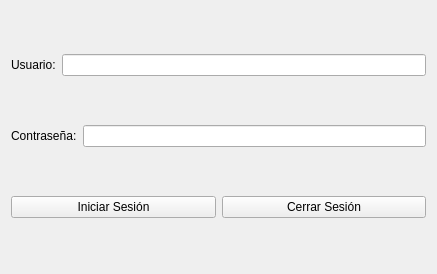
Old version of the form source/mainwindow.ui in the repository hugo19941994/ViajeFacil.
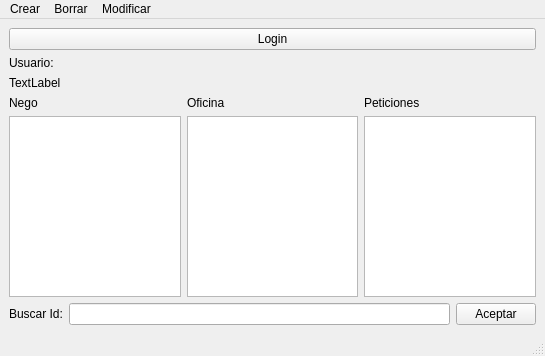
New version of the form.

```diff
--- a/source/mainwindow.ui
+++ b/source/mainwindow.ui
@@ -6,8 +6,8 @@
    <rect>
     <x>0</x>
     <y>0</y>
-    <width>437</width>
-    <height>274</height>
+    <width>545</width>
+    <height>356</height>
    </rect>
   </property>
   <property name="windowTitle">
@@ -16,81 +16,205 @@
   <widget class="QWidget" name="centralWidget">
    <layout class="QHBoxLayout" name="horizontalLayout_4">
     <item>
-     <layout class="QVBoxLayout" name="verticalLayout">
-      <item>
-       <layout class="QHBoxLayout" name="horizontalLayout_2">
-        <item>
-         <widget class="QLabel" name="label">
-          <property name="text">
-           <string>Usuario:</string>
-          </property>
-          <property name="buddy">
-           <cstring>lineEdit_2</cstring>
-          </property>
-         </widget>
-        </item>
-        <item>
-         <widget class="QLineEdit" name="lineEdit_2"/>
-        </item>
-       </layout>
-      </item>
-      <item>
+     <layout class="QGridLayout" name="gridLayout">
+      <item row="2" column="0">
        <layout class="QHBoxLayout" name="horizontalLayout_3">
         <item>
-         <widget class="QLabel" name="label_2">
+         <widget class="QLabel" name="label_6">
           <property name="text">
-           <string>Contraseña:</string>
-          </property>
-          <property name="buddy">
-           <cstring>lineEdit_4</cstring>
+           <string>Buscar Id:</string>
           </property>
          </widget>
         </item>
         <item>
-         <widget class="QLineEdit" name="lineEdit_4">
-          <property name="inputMethodHints">
-           <set>Qt::ImhHiddenText|Qt::ImhNoAutoUppercase|Qt::ImhNoPredictiveText|Qt::ImhSensitiveData</set>
-          </property>
-          <property name="echoMode">
-           <enum>QLineEdit::Password</enum>
-          </property>
-          <property name="clearButtonEnabled">
-           <bool>false</bool>
-          </property>
-         </widget>
+         <widget class="QLineEdit" name="lineEdit"/>
         </item>
-       </layout>
-      </item>
-      <item>
-       <layout class="QHBoxLayout" name="horizontalLayout">
         <item>
          <widget class="QPushButton" name="pushButton">
           <property name="text">
-           <string>Iniciar Sesión</string>
+           <string>Aceptar</string>
           </property>
          </widget>
         </item>
+       </layout>
+      </item>
+      <item row="0" column="0">
+       <layout class="QVBoxLayout" name="verticalLayout_4">
         <item>
          <widget class="QPushButton" name="pushButton_2">
           <property name="text">
-           <string>Cerrar Sesión</string>
+           <string>Login</string>
           </property>
          </widget>
         </item>
+        <item>
+         <widget class="QLabel" name="label">
+          <property name="text">
+           <string>Usuario:</string>
+          </property>
+         </widget>
+        </item>
+        <item>
+         <widget class="QLabel" name="label_2">
+          <property name="text">
+           <string>TextLabel</string>
+          </property>
+         </widget>
+        </item>
+        <item>
+         <layout class="QHBoxLayout" name="horizontalLayout_2">
+          <item>
+           <layout class="QVBoxLayout" name="verticalLayout">
+            <item>
+             <widget class="QLabel" name="label_3">
+              <property name="text">
+               <string>Nego</string>
+              </property>
+             </widget>
+            </item>
+            <item>
+             <widget class="QListView" name="listView"/>
+            </item>
+           </layout>
+          </item>
+          <item>
+           <layout class="QVBoxLayout" name="verticalLayout_2">
+            <item>
+             <widget class="QLabel" name="label_4">
+              <property name="text">
+               <string>Oficina</string>
+              </property>
+             </widget>
+            </item>
+            <item>
+             <widget class="QListView" name="listView_2"/>
+            </item>
+           </layout>
+          </item>
+          <item>
+           <layout class="QVBoxLayout" name="verticalLayout_3">
+            <item>
+             <widget class="QLabel" name="label_5">
+              <property name="text">
+               <string>Peticiones</string>
+              </property>
+             </widget>
+            </item>
+            <item>
+             <widget class="QListView" name="listView_3"/>
+            </item>
+           </layout>
+          </item>
+         </layout>
+        </item>
        </layout>
       </item>
      </layout>
     </item>
    </layout>
   </widget>
+  <widget class="QMenuBar" name="menubar">
+   <property name="geometry">
+    <rect>
+     <x>0</x>
+     <y>0</y>
+     <width>545</width>
+     <height>21</height>
+    </rect>
+   </property>
+   <widget class="QMenu" name="menuCrear">
+    <property name="title">
+     <string>Crear</string>
+    </property>
+    <addaction name="actionOwner"/>
+    <addaction name="actionNego"/>
+    <addaction name="actionOficina"/>
+    <addaction name="actionPeticion"/>
+   </widget>
+   <widget class="QMenu" name="menuBorrar">
+    <property name="title">
+     <string>Borrar</string>
+    </property>
+    <addaction name="actionOwner_2"/>
+    <addaction name="actionNego_2"/>
+    <addaction name="actionOficina_2"/>
+    <addaction name="actionPeticion_2"/>
+   </widget>
+   <widget class="QMenu" name="menuModificar">
+    <property name="title">
+     <string>Modificar</string>
+    </property>
+    <addaction name="actionNego_3"/>
+    <addaction name="actionNego_4"/>
+    <addaction name="actionOficina_3"/>
+    <addaction name="actionPeticion_3"/>
+   </widget>
+   <addaction name="menuCrear"/>
+   <addaction name="menuBorrar"/>
+   <addaction name="menuModificar"/>
+  </widget>
+  <widget class="QStatusBar" name="statusbar"/>
+  <action name="actionNego">
+   <property name="text">
+    <string>Nego</string>
+   </property>
+  </action>
+  <action name="actionOficina">
+   <property name="text">
+    <string>Oficina</string>
+   </property>
+  </action>
+  <action name="actionPeticion">
+   <property name="text">
+    <string>Peticion</string>
+   </property>
+  </action>
+  <action name="actionOwner">
+   <property name="text">
+    <string>Owner</string>
+   </property>
+  </action>
+  <action name="actionOwner_2">
+   <property name="text">
+    <string>Owner</string>
+   </property>
+  </action>
+  <action name="actionNego_2">
+   <property name="text">
+    <string>Nego</string>
+   </property>
+  </action>
+  <action name="actionOficina_2">
+   <property name="text">
+    <string>Oficina</string>
+   </property>
+  </action>
+  <action name="actionPeticion_2">
+   <property name="text">
+    <string>Peticion</string>
+   </property>
+  </action>
+  <action name="actionNego_3">
+   <property name="text">
+    <string>Owner</string>
+   </property>
+  </action>
+  <action name="actionNego_4">
+   <property name="text">
+    <string>Nego</string>
+   </property>
+  </action>
+  <action name="actionOficina_3">
+   <property name="text">
+    <string>Oficina</string>
+   </property>
+  </action>
+  <action name="actionPeticion_3">
+   <property name="text">
+    <string>Peticion</string>
+   </property>
+  </action>
  </widget>
- <layoutdefault spacing="6" margin="11"/>
- <tabstops>
-  <tabstop>lineEdit_2</tabstop>
-  <tabstop>lineEdit_4</tabstop>
-  <tabstop>pushButton</tabstop>
-  <tabstop>pushButton_2</tabstop>
- </tabstops>
  <resources/>
  <connections>
   <connection>
```
Left out of the diff: 48 changed lines with no effect on the pictures.
